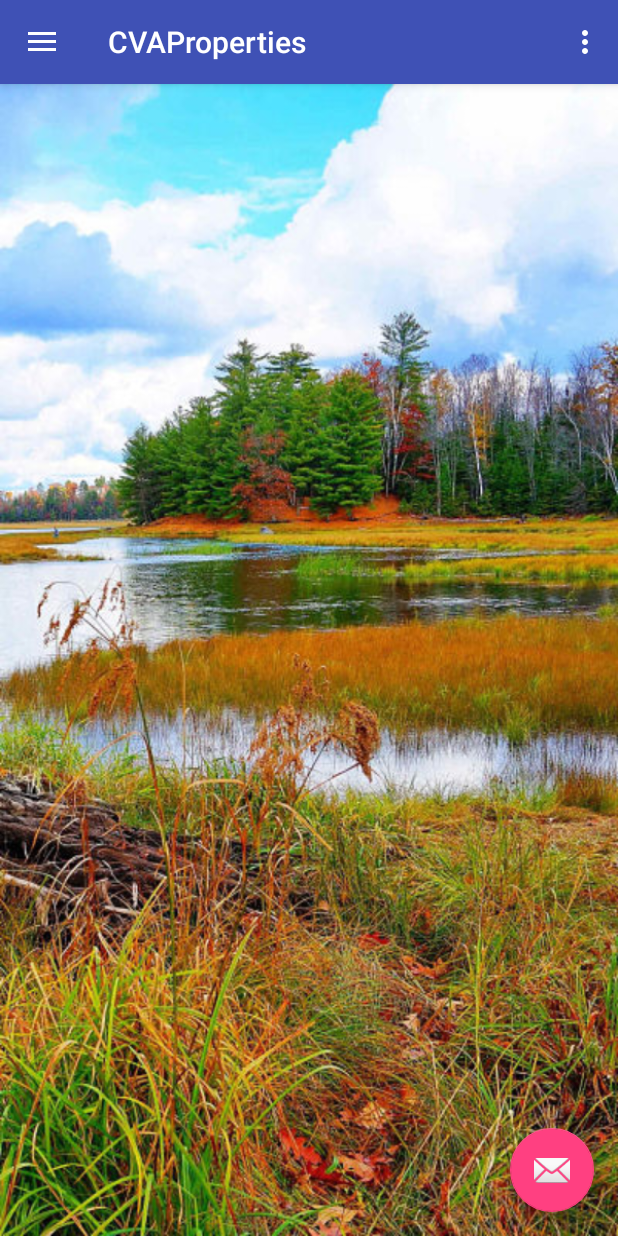
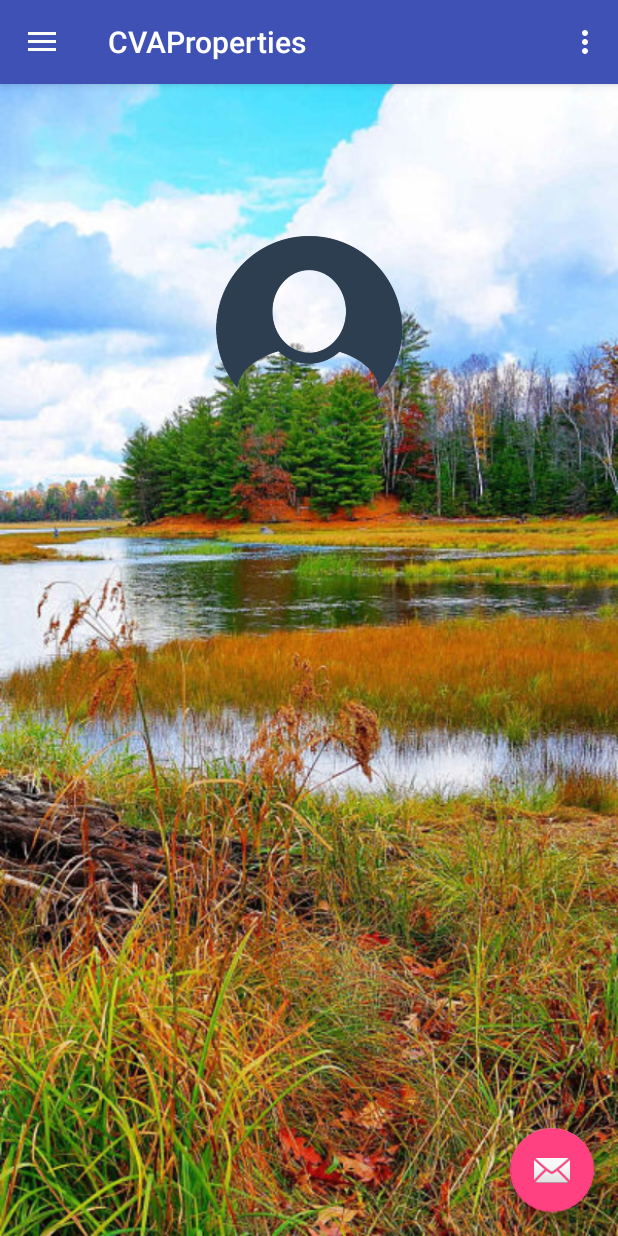
Before and after one commit to Abel-Aratea-Santos/CVAProperties-fase2, an Android app: the screen it shows after launch (MainActivity), on a phone screen of 412 x 824 dp. Run offline under Robolectric (Android 15) with nearby library versions, the phone set to English and light mode, and no system bars.

Commit message:
Merge branch 'master' of /home/jonathan/AndroidStudioProjects/CVAProperties-fase2 with conflicts.

```diff
--- a/app/src/main/java/com/example/asus/cvaproperties/MainActivity.java
+++ b/app/src/main/java/com/example/asus/cvaproperties/MainActivity.java
@@ -1,5 +1,6 @@
 package com.example.asus.cvaproperties;
 
+import android.content.Context;
 import android.content.Intent;
 import android.os.Bundle;
 import android.support.design.widget.FloatingActionButton;
@@ -13,17 +14,36 @@ import android.support.v7.app.AppCompatActivity;
 import android.support.v7.widget.Toolbar;
 import android.view.Menu;
 import android.view.MenuItem;
-import android.widget.Button;
+import android.widget.ImageView;
+import android.widget.TextView;
+import android.widget.Toast;
 
 public class MainActivity extends AppCompatActivity
         implements NavigationView.OnNavigationItemSelectedListener {
 
+    private String name, email,avatar;
+    private Context root;
     @Override
     protected void onCreate(Bundle savedInstanceState) {
+
+        root = this;
+
         super.onCreate(savedInstanceState);
         setContentView(R.layout.activity_main);
         Toolbar toolbar = (Toolbar) findViewById(R.id.toolbar);
         setSupportActionBar(toolbar);
+
+        //no rescata l/os datos de registro
+
+       //avatar = this.getIntent().getExtras().getString("avatar");
+       //name = this.getIntent().getExtras().getString("nombre");
+       //email = this.getIntent().getExtras().getString("email");
+
+        ImageView foto = (ImageView) this.findViewById(R.id.avatar);
+        TextView nombre = (TextView)this.findViewById(R.id.nombre);
+        TextView Email = (TextView)this.findViewById(R.id.email);
+        nombre.setText(name);
+        Email.setText(email);
 
         FloatingActionButton fab = (FloatingActionButton) findViewById(R.id.fab);
         fab.setOnClickListener(new View.OnClickListener() {
@@ -42,8 +62,14 @@ public class MainActivity extends AppCompatActivity
 
         NavigationView navigationView = (NavigationView) findViewById(R.id.nav_view);
         navigationView.setNavigationItemSelectedListener(this);
+
+     //  loadComponent();
     }
 
+    private void loadComponent() {
+
+
+    }
 
     @Override
     public void onBackPressed() {
@@ -104,7 +130,7 @@ public class MainActivity extends AppCompatActivity
                 //finish();
                 return true;
 
-            case R.id.map:
+            case R.id.mapa:
                 i = new Intent(MainActivity.this, Buscar_Mapa.class);
                 startActivity(i);
                 //finish();
@@ -117,6 +143,4 @@ public class MainActivity extends AppCompatActivity
         drawer.closeDrawer(GravityCompat.START);
         return true;
     }
-
-
 }
--- a/app/src/main/java/com/example/asus/cvaproperties/Registrar_CVA.java
+++ b/app/src/main/java/com/example/asus/cvaproperties/Registrar_CVA.java
@@ -78,12 +78,13 @@ public class Registrar_CVA extends AppCompatActivity implements GoogleApiClient.
         if(requestCode == GOOGLE_CODE){
             GoogleSignInResult result = Auth.GoogleSignInApi.getSignInResultFromIntent(data);
             if(result.isSuccess()){
-                Toast.makeText(this,"ok",Toast.LENGTH_SHORT).show();
+
                 Intent loginr = new Intent(this, MainActivity.class);
                // loginr.putExtra("avatar",result.getSignInAccount().getPhotoUrl());
                 loginr.putExtra("email",result.getSignInAccount().getEmail());
                 loginr.putExtra("nombre",result.getSignInAccount().getDisplayName());
                 startActivity(loginr);
+                Toast.makeText(this,"Successfull!!",Toast.LENGTH_SHORT).show();
             }else{
                 Toast.makeText(this, R.string.Error_Login,Toast.LENGTH_SHORT).show();
             }
--- a/app/src/main/res/layout/content_main.xml
+++ b/app/src/main/res/layout/content_main.xml
@@ -10,4 +10,43 @@
     tools:showIn="@layout/app_bar_main">
 
 
+    <TextView
+        android:id="@+id/nombre"
+        android:layout_width="wrap_content"
+        android:layout_height="wrap_content"
+        android:layout_marginBottom="308dp"
+        android:layout_marginEnd="220dp"
+        android:layout_marginStart="163dp"
+        android:layout_marginTop="184dp"
+        app:layout_constraintBottom_toBottomOf="parent"
+        app:layout_constraintEnd_toEndOf="parent"
+        app:layout_constraintStart_toStartOf="parent"
+        app:layout_constraintTop_toTopOf="parent" />
+
+    <TextView
+        android:id="@+id/email"
+        android:layout_width="wrap_content"
+        android:layout_height="wrap_content"
+        android:layout_marginBottom="264dp"
+        android:layout_marginEnd="220dp"
+        android:layout_marginStart="163dp"
+        android:layout_marginTop="228dp"
+        app:layout_constraintBottom_toBottomOf="parent"
+        app:layout_constraintEnd_toEndOf="parent"
+        app:layout_constraintStart_toStartOf="parent"
+        app:layout_constraintTop_toTopOf="parent" />
+
+    <ImageView
+        android:id="@+id/avatar"
+        android:layout_width="124dp"
+        android:layout_height="113dp"
+        android:layout_marginBottom="39dp"
+        android:layout_marginEnd="130dp"
+        android:layout_marginStart="130dp"
+        android:layout_marginTop="32dp"
+        app:layout_constraintBottom_toTopOf="@+id/nombre"
+        app:layout_constraintEnd_toEndOf="parent"
+        app:layout_constraintStart_toStartOf="parent"
+        app:layout_constraintTop_toTopOf="parent"
+        app:srcCompat="@drawable/avatar" />
 </android.support.constraint.ConstraintLayout>
--- a/app/src/main/res/layout/nav_header_main.xml
+++ b/app/src/main/res/layout/nav_header_main.xml
@@ -13,7 +13,7 @@
     android:theme="@style/ThemeOverlay.AppCompat.Dark">
 
     <ImageView
-        android:id="@+id/avatar"
+        android:id="@+id/ava"
         android:layout_width="wrap_content"
         android:layout_height="wrap_content"
         android:contentDescription="@string/nav_header_desc"
@@ -21,7 +21,7 @@
         app:srcCompat="@mipmap/ic_launcher_round" />
 
     <TextView
-        android:id="@+id/nombre"
+        android:id="@+id/nom"
         android:layout_width="match_parent"
         android:layout_height="wrap_content"
         android:paddingTop="@dimen/nav_header_vertical_spacing"
@@ -29,7 +29,7 @@
         android:textAppearance="@style/TextAppearance.AppCompat.Body1" />
 
     <TextView
-        android:id="@+id/email"
+        android:id="@+id/ema"
         android:layout_width="wrap_content"
         android:layout_height="wrap_content"
         android:text="@string/nav_header_subtitle" />
```
